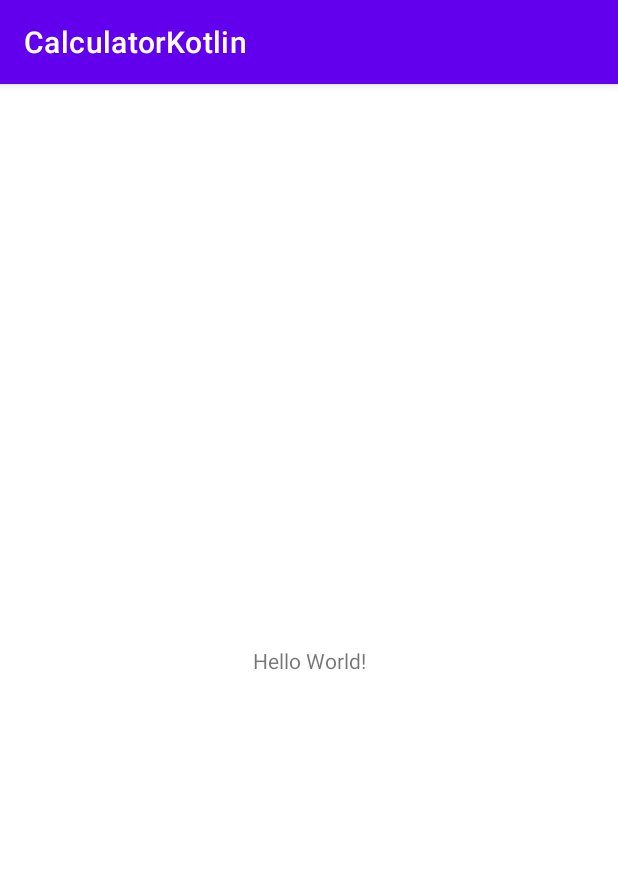
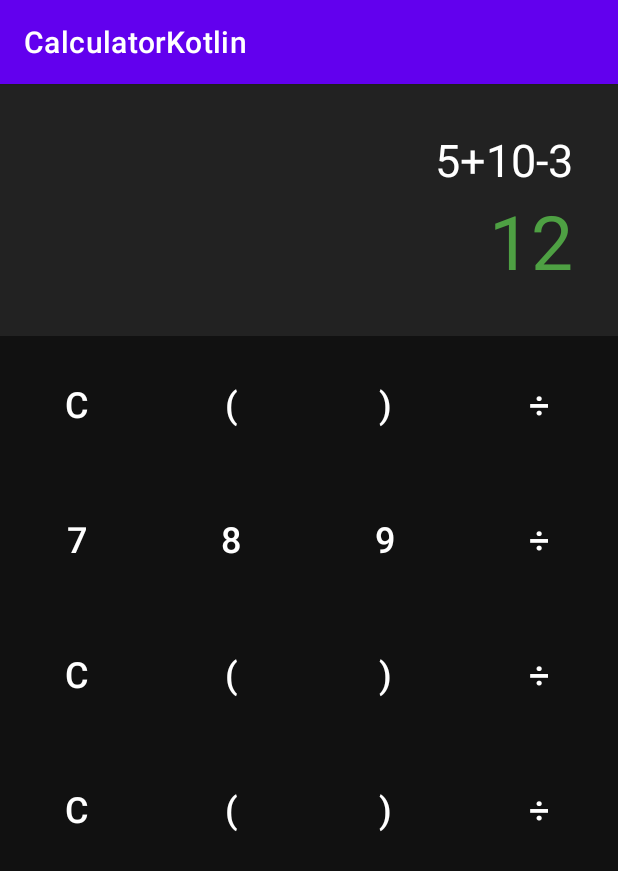
Before and after one commit to Dilanka-S/CalculatorKotlin, an Android app: the screen it shows after launch (MainActivity), on a phone screen of 412 x 824 dp. Shown: the top 871 px of the screen. Run offline under Robolectric (Android 15) with nearby library versions, the phone set to English and light mode, and no system bars.

Commit message:
Adding UI elements
Started adding UI elements such as the buttons for the various functions of the calculator

```diff
--- a/app/src/main/res/layout/activity_main.xml
+++ b/app/src/main/res/layout/activity_main.xml
@@ -1,18 +1,133 @@
 <?xml version="1.0" encoding="utf-8"?>
-<androidx.constraintlayout.widget.ConstraintLayout xmlns:android="http://schemas.android.com/apk/res/android"
+<LinearLayout xmlns:android="http://schemas.android.com/apk/res/android"
     xmlns:app="http://schemas.android.com/apk/res-auto"
     xmlns:tools="http://schemas.android.com/tools"
     android:layout_width="match_parent"
     android:layout_height="match_parent"
+    android:orientation="vertical"
+    android:background="@color/window_background"
     tools:context=".MainActivity">
 
-    <TextView
-        android:layout_width="wrap_content"
+    <LinearLayout
+        android:layout_width="match_parent"
         android:layout_height="wrap_content"
-        android:text="Hello World!"
-        app:layout_constraintBottom_toBottomOf="parent"
-        app:layout_constraintEnd_toEndOf="parent"
-        app:layout_constraintStart_toStartOf="parent"
-        app:layout_constraintTop_toTopOf="parent" />
+        android:gravity="bottom"
+        android:padding="30dp"
+        android:background="@color/io_background"
+        android:orientation="vertical">
 
-</androidx.constraintlayout.widget.ConstraintLayout>
+        <TextView
+            android:layout_width="match_parent"
+            android:layout_height="wrap_content"
+            android:gravity="end"
+            android:textSize="30sp"
+            android:textColor="@color/white"
+            android:text="5+10-3" />
+
+        <TextView
+            android:layout_width="match_parent"
+            android:layout_height="wrap_content"
+            android:gravity="end"
+            android:textSize="50sp"
+            android:textColor="@color/green"
+            android:text="12" />
+
+
+    </LinearLayout>
+
+    <TableLayout
+        android:layout_width="match_parent"
+        android:layout_height="wrap_content"
+        android:stretchColumns="*">
+        <TableRow>
+            <androidx.appcompat.widget.AppCompatButton
+                android:layout_width="wrap_content"
+                android:layout_height="90dp"
+                style="@style/Button_Style"
+                android:text="C"/>
+            <androidx.appcompat.widget.AppCompatButton
+                android:layout_width="wrap_content"
+                android:layout_height="90dp"
+                style="@style/Button_Style"
+                android:text="("/>
+            <androidx.appcompat.widget.AppCompatButton
+                android:layout_width="wrap_content"
+                android:layout_height="90dp"
+                style="@style/Button_Style"
+                android:text=")"/>
+            <androidx.appcompat.widget.AppCompatButton
+                android:layout_width="wrap_content"
+                android:layout_height="90dp"
+                style="@style/Button_Style"
+                android:text="÷"/>
+        </TableRow>
+        <TableRow>
+            <androidx.appcompat.widget.AppCompatButton
+                android:layout_width="wrap_content"
+                android:layout_height="90dp"
+                style="@style/Button_Style"
+                android:text="7"/>
+            <androidx.appcompat.widget.AppCompatButton
+                android:layout_width="wrap_content"
+                android:layout_height="90dp"
+                style="@style/Button_Style"
+                android:text="8"/>
+            <androidx.appcompat.widget.AppCompatButton
+                android:layout_width="wrap_content"
+                android:layout_height="90dp"
+                style="@style/Button_Style"
+                android:text="9"/>
+            <androidx.appcompat.widget.AppCompatButton
+                android:layout_width="wrap_content"
+                android:layout_height="90dp"
+                style="@style/Button_Style"
+                android:text="÷"/>
+        </TableRow>
+        <TableRow>
+            <androidx.appcompat.widget.AppCompatButton
+                android:layout_width="wrap_content"
+                android:layout_height="90dp"
+                style="@style/Button_Style"
+                android:text="C"/>
+            <androidx.appcompat.widget.AppCompatButton
+                android:layout_width="wrap_content"
+                android:layout_height="90dp"
+                style="@style/Button_Style"
+                android:text="("/>
+            <androidx.appcompat.widget.AppCompatButton
+                android:layout_width="wrap_content"
+                android:layout_height="90dp"
+                style="@style/Button_Style"
+                android:text=")"/>
+            <androidx.appcompat.widget.AppCompatButton
+                android:layout_width="wrap_content"
+                android:layout_height="90dp"
+                style="@style/Button_Style"
+                android:text="÷"/>
+        </TableRow>
+        <TableRow>
+            <androidx.appcompat.widget.AppCompatButton
+                android:layout_width="wrap_content"
+                android:layout_height="90dp"
+                style="@style/Button_Style"
+                android:text="C"/>
+            <androidx.appcompat.widget.AppCompatButton
+                android:layout_width="wrap_content"
+                android:layout_height="90dp"
+                style="@style/Button_Style"
+                android:text="("/>
+            <androidx.appcompat.widget.AppCompatButton
+                android:layout_width="wrap_content"
+                android:layout_height="90dp"
+                style="@style/Button_Style"
+                android:text=")"/>
+            <androidx.appcompat.widget.AppCompatButton
+                android:layout_width="wrap_content"
+                android:layout_height="90dp"
+                style="@style/Button_Style"
+                android:text="÷"/>
+        </TableRow>
+
+    </TableLayout>
+
+</LinearLayout>
--- a/app/src/main/res/values/colors.xml
+++ b/app/src/main/res/values/colors.xml
@@ -7,4 +7,10 @@
     <color name="teal_700">#FF018786</color>
     <color name="black">#FF000000</color>
     <color name="white">#FFFFFFFF</color>
+
+    <color name="window_background">#111111</color>
+    <color name="io_background">#222222</color>
+    <color name="green">#4ea043</color>
+    <color name="red">#d14f4f</color>
+
 </resources>
--- /dev/null
+++ b/app/src/main/res/values/styles.xml
@@ -0,0 +1,9 @@
+<?xml version="1.0" encoding="utf-8"?>
+<resources>
+    <style name="Button_Style" parent="Widget.AppCompat.Button.Borderless">
+        <item name="android:textSize">24sp</item>
+        <item name="android:textColor">@color/white</item>
+        <item name="android:gravity">center</item>
+
+    </style>
+</resources>
```
